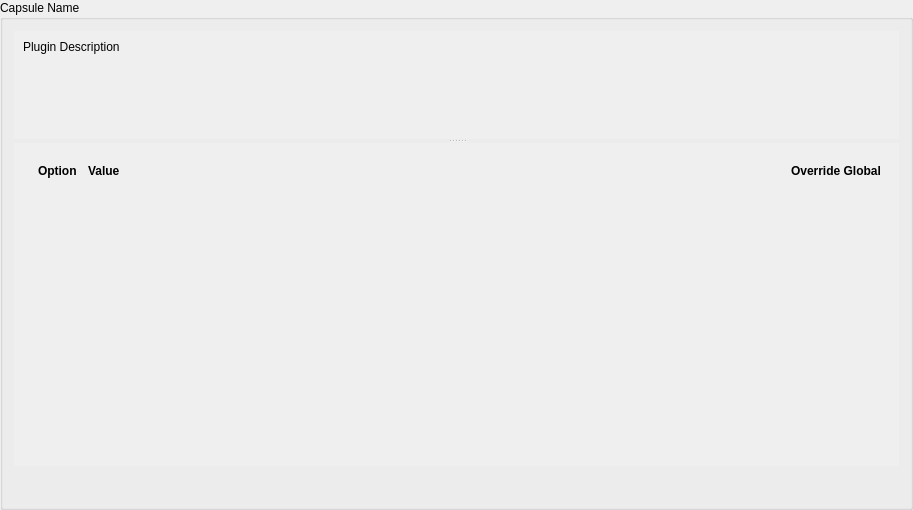
aotuai/brainframe-qt, file brainframe_qt/ui/dialogs/capsule_configuration/capsule_options/capsule_options.ui: the form before one commit.
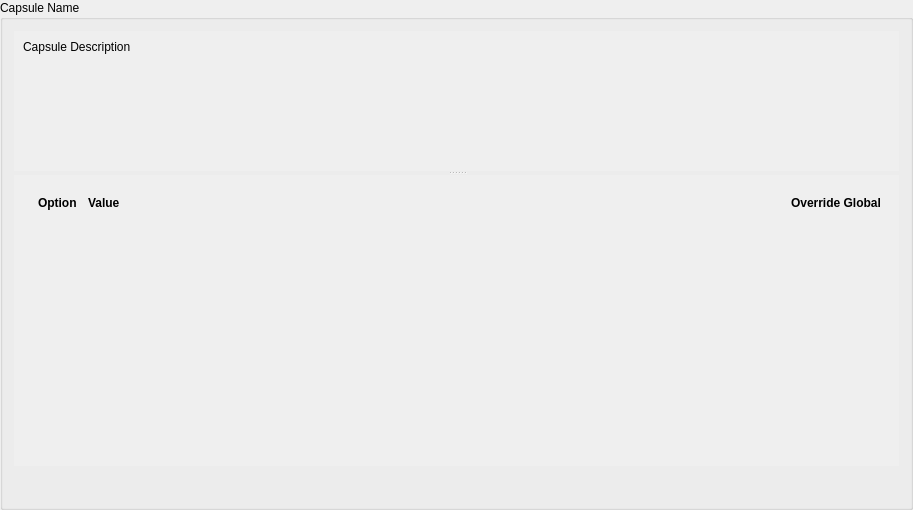
The form after the commit.

```diff
--- a/brainframe_qt/ui/dialogs/capsule_configuration/capsule_options/capsule_options.ui
+++ b/brainframe_qt/ui/dialogs/capsule_configuration/capsule_options/capsule_options.ui
@@ -48,7 +48,7 @@
         <item>
          <widget class="QLabel" name="capsule_description_label">
           <property name="text">
-           <string>Plugin Description</string>
+           <string>Capsule Description</string>
           </property>
           <property name="alignment">
            <set>Qt::AlignLeading|Qt::AlignLeft|Qt::AlignTop</set>
```
